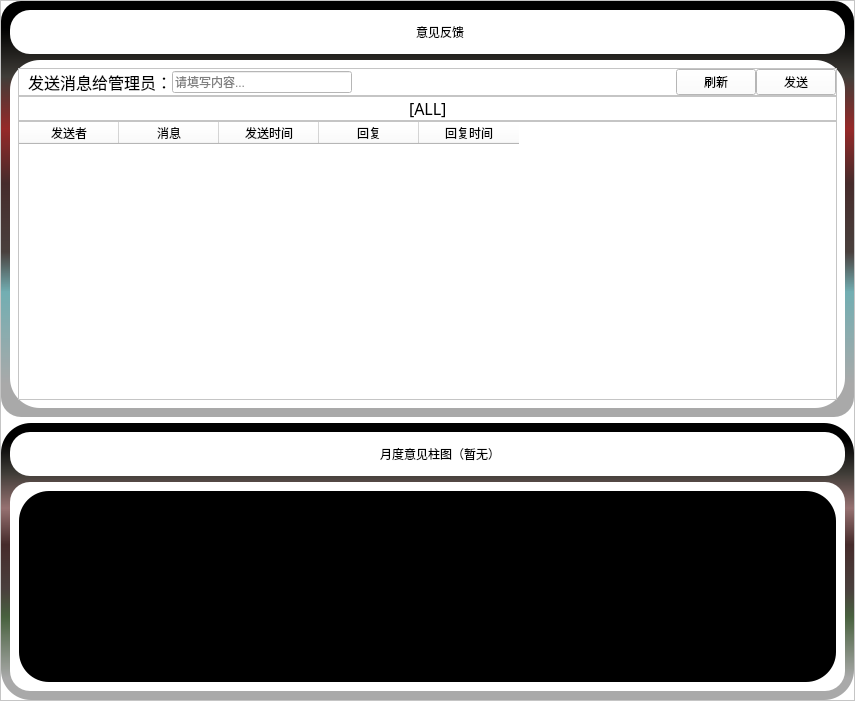
This is FinalProject/message_info_user_window.ui in musuwer/QtCourse as Qt 5 draws it before an edit. The edited form follows.
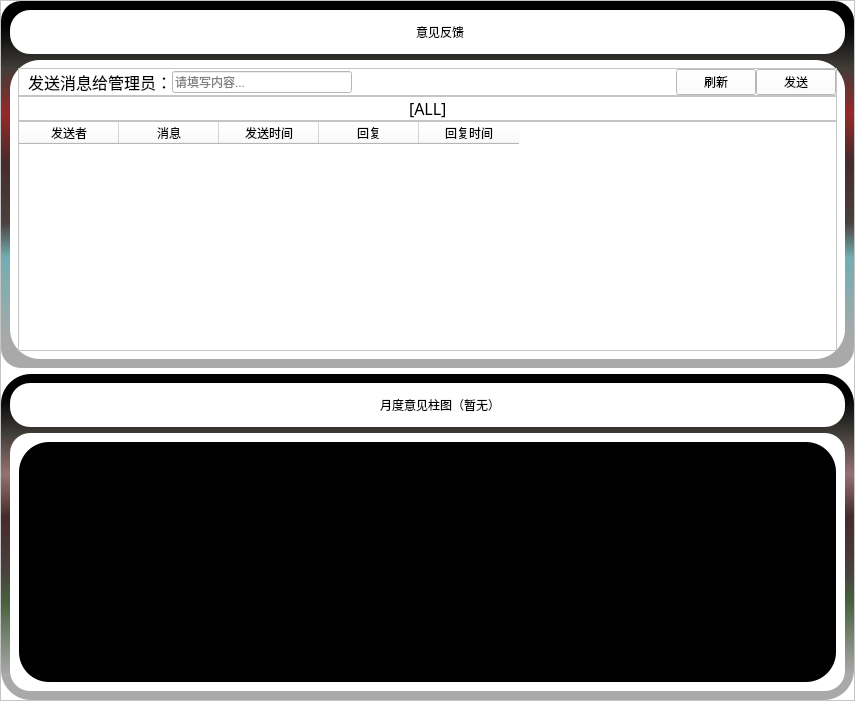
This is the edited form. Icons and pictures are not drawn.

The edit to the form file:
```diff
--- a/FinalProject/message_info_user_window.ui
+++ b/FinalProject/message_info_user_window.ui
@@ -654,6 +654,18 @@
            <layout class="QVBoxLayout" name="verticalLayout_7">
             <item>
              <widget class="QWidget" name="advise_widget" native="true">
+              <property name="sizePolicy">
+               <sizepolicy hsizetype="Expanding" vsizetype="Expanding">
+                <horstretch>0</horstretch>
+                <verstretch>0</verstretch>
+               </sizepolicy>
+              </property>
+              <property name="minimumSize">
+               <size>
+                <width>0</width>
+                <height>240</height>
+               </size>
+              </property>
               <property name="styleSheet">
                <string notr="true">background-color: rgb(0, 0, 0);
 border-radius:30px;</string>
```
